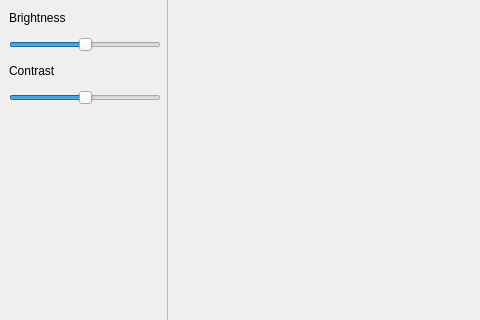
ahakan/delta, file mainwindow.ui: the form before one commit; both pictures show x 0 to 480 and y 187 to 507 of the 804 by 800 pixel window.
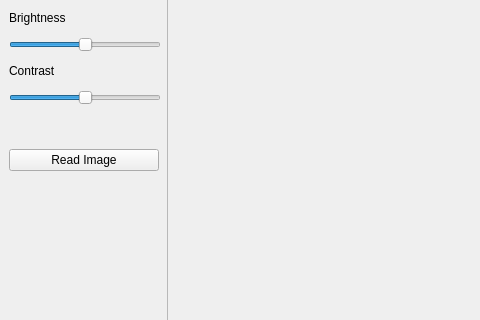
The form after the commit.

Commit message: add read image button

The edit to the form file:
```diff
--- a/mainwindow.ui
+++ b/mainwindow.ui
@@ -247,6 +247,25 @@
           </item>
          </layout>
         </item>
+        <item row="10" column="1">
+         <widget class="QPushButton" name="readButton">
+          <property name="minimumSize">
+           <size>
+            <width>150</width>
+            <height>0</height>
+           </size>
+          </property>
+          <property name="maximumSize">
+           <size>
+            <width>150</width>
+            <height>16777215</height>
+           </size>
+          </property>
+          <property name="text">
+           <string>Read Image</string>
+          </property>
+         </widget>
+        </item>
        </layout>
       </item>
      </layout>
```
Left out of the diff: 6 changed lines with no effect on the pictures.
